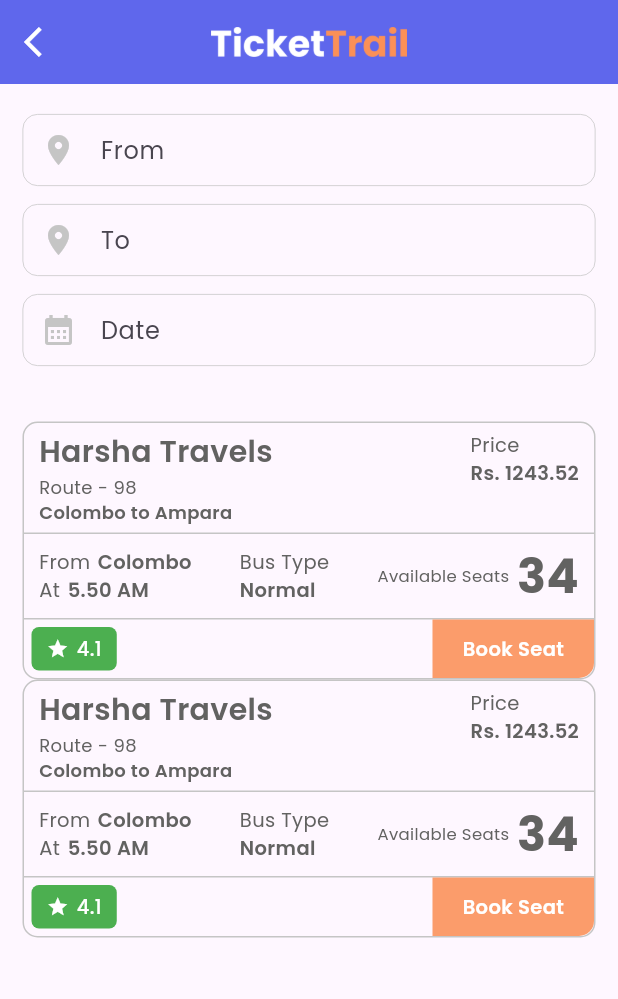
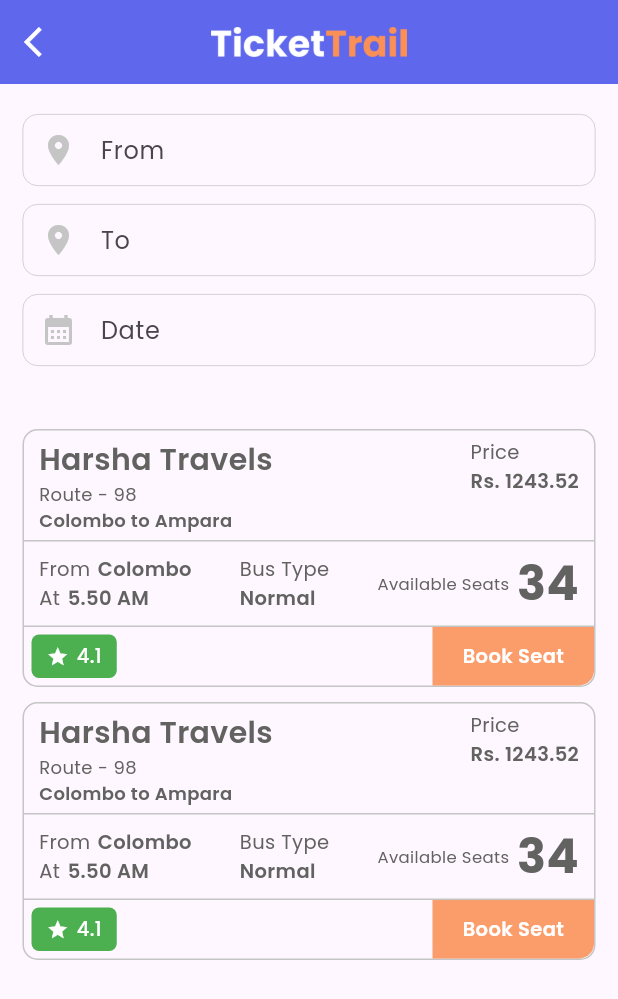
Before and after one commit to IT21175466/TicketTrail, a Flutter app: the screen it shows after launch, on a phone screen of 412 x 824 dp. Shown: the top 999 px of the screen. Run offline on Flutter 3.47's test engine with Material 3 defaults, Android fonts, the phone set to English and light mode, and no system bars.

Commit message:
Update bus_card.dart

```diff
--- a/lib/widgets/bus_card.dart
+++ b/lib/widgets/bus_card.dart
@@ -27,6 +27,7 @@
   Widget build(BuildContext context) {
     double screenWidth = MediaQuery.of(context).size.width;
     return Container(
+      margin: EdgeInsets.symmetric(vertical: 5),
       width: screenWidth,
       decoration: BoxDecoration(
         borderRadius: BorderRadius.circular(10),
```
